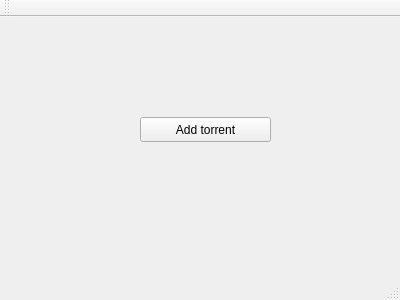
Above: gui/torrent_gui/mainwindow.ui from smirok/HSE-2020-torrent-project before the change. Below: the same form after it.
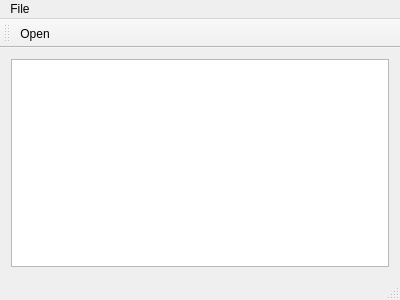
That is the form after the change. Icons and pictures are not drawn.

Commit message: Toolbar icon of opening torrent file is added. Also I have start to use QListWidget for showing the current active torrents. At this moment my code style is very bad

```diff
--- a/gui/torrent_gui/mainwindow.ui
+++ b/gui/torrent_gui/mainwindow.ui
@@ -14,19 +14,11 @@
    <string>MainWindow</string>
   </property>
   <widget class="QWidget" name="centralWidget">
-   <widget class="QPushButton" name="add_torrent_button">
-    <property name="geometry">
-     <rect>
-      <x>140</x>
-      <y>100</y>
-      <width>131</width>
-      <height>25</height>
-     </rect>
-    </property>
-    <property name="text">
-     <string>Add torrent</string>
-    </property>
-   </widget>
+   <layout class="QHBoxLayout" name="horizontalLayout">
+    <item>
+     <widget class="QListWidget" name="list_cur_torrents"/>
+    </item>
+   </layout>
   </widget>
   <widget class="QMenuBar" name="menuBar">
    <property name="geometry">
@@ -37,6 +29,13 @@
      <height>22</height>
     </rect>
    </property>
+   <widget class="QMenu" name="menuCreate">
+    <property name="title">
+     <string>File</string>
+    </property>
+    <addaction name="action_open_torrent"/>
+   </widget>
+   <addaction name="menuCreate"/>
   </widget>
   <widget class="QToolBar" name="mainToolBar">
    <attribute name="toolBarArea">
@@ -45,8 +44,18 @@
    <attribute name="toolBarBreak">
     <bool>false</bool>
    </attribute>
+   <addaction name="action_open_torrent"/>
   </widget>
   <widget class="QStatusBar" name="statusBar"/>
+  <action name="action_open_torrent">
+   <property name="icon">
+    <iconset resource="resource.qrc">
+     <normaloff>:/resource/img/open_torrent.png</normaloff>:/resource/img/open_torrent.png</iconset>
+   </property>
+   <property name="text">
+    <string>Open</string>
+   </property>
+  </action>
  </widget>
  <layoutdefault spacing="6" margin="11"/>
  <resources/>
```
Left out of the diff: 4 changed lines with no effect on the pictures. The commit also changes 18 other files.
